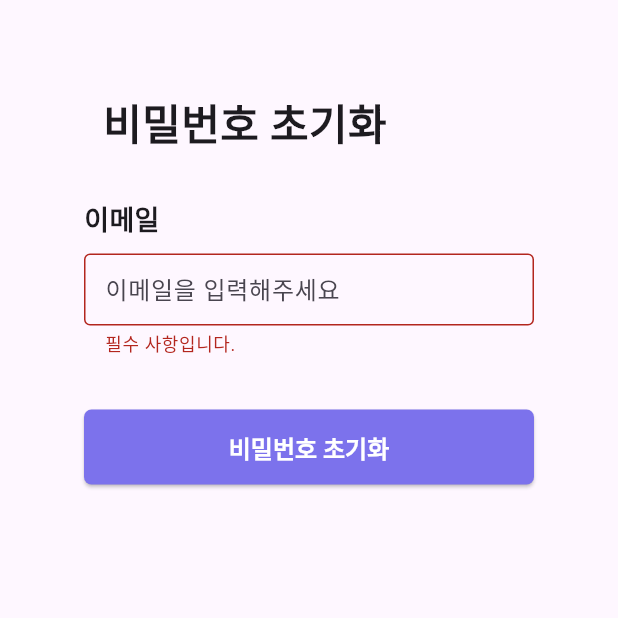
After one commit to JinPyoK/magic_eye, a Flutter app: the ResetPassword screen opened by its route, on a phone screen of 412 x 824 dp, the top half of it. The commit adds this screen. Run offline on Flutter 3.47's test engine with Material 3 defaults, Android fonts, the phone set to English and light mode, and no system bars; our stand-ins replace firebase_auth, firebase_core, string_validator; accounts and stored records are empty; generated files the repository leaves out were written again; network calls fail.

Commit message:
email verify && reset password

```diff
--- /dev/null
+++ b/lib/Login/reset_password.dart
@@ -0,0 +1,149 @@
+import 'package:flutter/material.dart';
+import 'package:string_validator/string_validator.dart';
+import 'auth.dart';
+
+class ResetPassword extends StatefulWidget {
+  const ResetPassword({super.key});
+
+  @override
+  State<ResetPassword> createState() => _ResetPasswordState();
+}
+
+class _ResetPasswordState extends State<ResetPassword> {
+  final formKey = GlobalKey<FormState>();
+
+  String email = '';
+
+  @override
+  Widget build(BuildContext context) {
+    focusOut() {
+      FocusScope.of(context).unfocus();
+    }
+    var snack = ScaffoldMessenger.of(context);
+
+    return Scaffold(
+      resizeToAvoidBottomInset: false,
+      body: Row(
+        mainAxisAlignment: MainAxisAlignment.center,
+        children: [
+          Column(
+            children: [
+              Container(
+                width: MediaQuery.of(context).size.width / 1.5,
+                height: MediaQuery.of(context).size.height / 8,
+                alignment: Alignment.bottomLeft,
+                child: const Text(
+                  "비밀번호 초기화",
+                  style: TextStyle(fontWeight: FontWeight.bold, fontSize: 28),
+                ),
+              ),
+              const SizedBox(
+                height: 30,
+              ),
+              Form(
+                  key: formKey,
+                  child: Column(
+                    children: [
+                      renderTextFormField(
+                        label: '이메일',
+                        hint: '이메일을 입력해주세요',
+                        onSaved: (val) {
+                          email = val;
+                        },
+                        validator: (val) {
+                          if (val.length < 1) {
+                            return '필수 사항입니다.';
+                          } else if (!isEmail(val)) {
+                            return '이메일 형식으로 입력해주세요';
+                          }
+                          return null;
+                        },
+                      ),
+                    ],
+                  )),
+              const SizedBox(height: 20,),
+              ElevatedButton(
+                onPressed: () async {
+                  if (formKey.currentState!.validate()) {
+                    formKey.currentState!.save();
+                    setState(() {
+                      resetPasswordLoading = true;
+                    });
+                    focusOut();
+                    await resetPassword(email: email);
+                    snack.showSnackBar(const SnackBar(backgroundColor: Colors.deepPurpleAccent,
+                        content: Text("이메일을 확인하여 비밀번호 초기화를 진행하세요", style: TextStyle(color: Colors.white, fontSize: 16))));
+                    setState(() {
+                      resetPasswordLoading = false;
+                    });
+                  }
+                },
+                style: ElevatedButton.styleFrom(
+                  backgroundColor: const Color(0xff7C72EC),
+                  foregroundColor: Colors.white,
+                  textStyle:
+                  const TextStyle(fontSize: 16, fontWeight: FontWeight.bold),
+                  fixedSize: const Size(300, 50),
+                  shape: RoundedRectangleBorder(
+                    borderRadius: BorderRadius.circular(5),
+                  ),
+                ),
+                child: resetPasswordLoading
+                    ? const CircularProgressIndicator(
+                  color: Colors.white,
+                )
+                    : const Text("비밀번호 초기화"),
+              ),
+            ],
+          ),
+        ],
+      ),
+    );
+  }
+
+  renderTextFormField({
+    required String label,
+    required String hint,
+    required FormFieldSetter onSaved,
+    required FormFieldValidator validator,
+  }) {
+    return SizedBox(
+      width: 300,
+      height: 120,
+      child: Column(
+        children: [
+          Row(
+            children: [
+              Text(
+                label,
+                style: const TextStyle(
+                  fontSize: 18,
+                  fontWeight: FontWeight.w700,
+                ),
+              ),
+            ],
+          ),
+          const SizedBox(
+            height: 10,
+          ),
+          TextFormField(
+            autovalidateMode: AutovalidateMode.always,
+            onSaved: onSaved,
+            validator: validator,
+            decoration: InputDecoration(
+              hintText: hint,
+              contentPadding:
+              const EdgeInsets.symmetric(vertical: 5, horizontal: 10),
+              border: const OutlineInputBorder(),
+              focusedBorder: const OutlineInputBorder(
+                borderSide: BorderSide(
+                  color: Colors.deepPurpleAccent,
+                ),
+              ),
+            ),
+          ),
+        ],
+      ),
+    );
+  }
+}
--- a/lib/Login/signup.dart
+++ b/lib/Login/signup.dart
@@ -23,9 +23,8 @@ class _SignUpState extends State<SignUp> {
     var snack = ScaffoldMessenger.of(context);
     navFunction() {
       Navigator.pushNamedAndRemoveUntil(
-          context, '/MagicEyeView/NaviScreen', (route) => false);
+          context, '/Login/EmailVerify', (route) => false);
     }
-
     focusOut() {
       FocusScope.of(context).unfocus();
     }
@@ -222,6 +221,7 @@ class _SignUpState extends State<SignUp> {
             height: 10,
           ),
           TextFormField(
+            obscureText: label == '비밀번호' ? true : false,
             autovalidateMode: AutovalidateMode.always,
             onSaved: onSaved,
             validator: validator,
--- a/lib/main.dart
+++ b/lib/main.dart
@@ -1,4 +1,6 @@
 import 'package:flutter/material.dart';
+import 'package:magic_eye/Login/email_verify.dart';
+import 'package:magic_eye/Login/reset_password.dart';
 import 'home_screen.dart';
 import 'Login/signin.dart';
 import 'Login/signup.dart';
@@ -26,9 +28,11 @@ class MyApp extends StatelessWidget {
       routes: {
         '/Login/LoginMain' : (context) => const SignIn(),
         '/Login/SignUp' : (context) => const SignUp(),
+        '/Login/EmailVerify' : (context) => const EmailVerify(),
+        '/Login/ResetPassword' : (context) => const ResetPassword(),
         '/MagicEyeView/NaviScreen' : (context) => const NaviScreen(),
       },
-      home: isLogin() ? const NaviScreen() : const HomeScreen(),
+      home: isLogin() && isEmailVerified() ? const NaviScreen() : const HomeScreen(),
     );
   }
 }
```
Also changed, not shown: lib/Login/auth.dart (+43 -1 lines), lib/Login/email_verify.dart (added, +92 -0 lines), lib/Login/signin.dart (+18 -4 lines).
